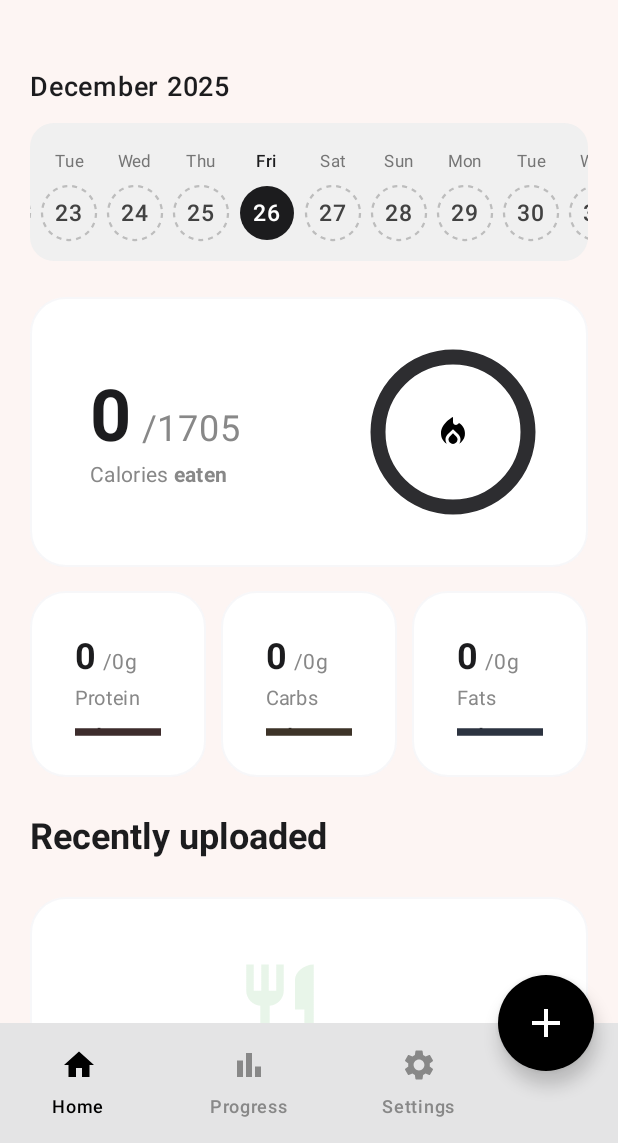
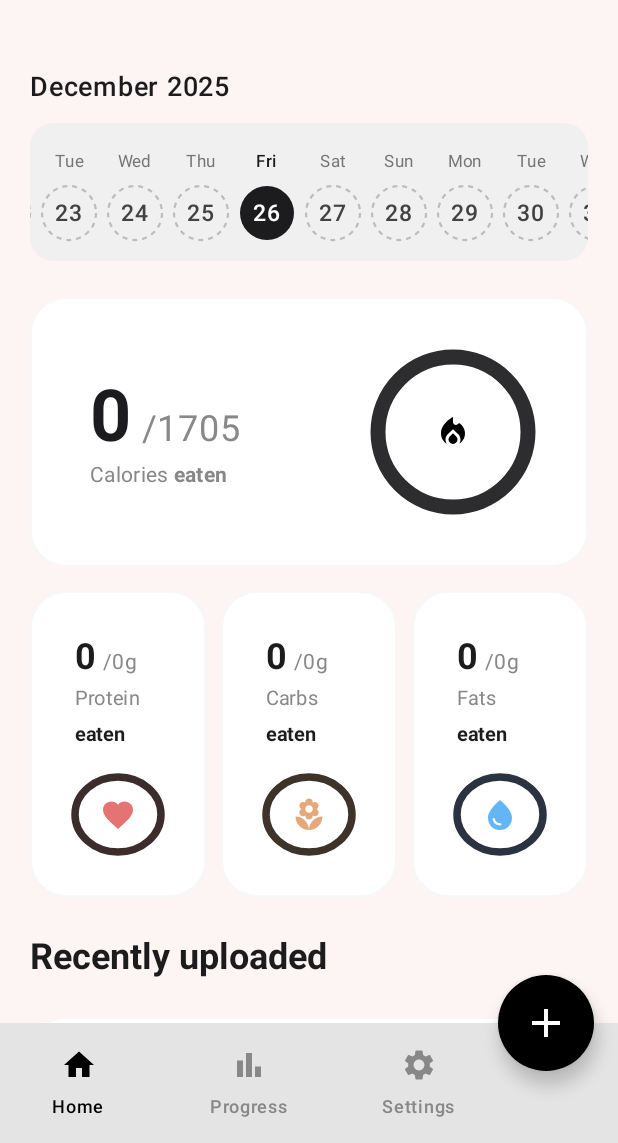
Before and after one commit to isaacmuigai-dev/CalView, an Android app built with Jetpack Compose: the MainTabs screen opened through its navigation route, on a phone screen of 412 x 824 dp, the part 93-1236 px from its top. Run offline under Robolectric (Android 15) with nearby library versions, the phone set to English and light mode, and no system bars; our stand-ins replace Dagger/Hilt's generated code, Room's generated code.

Commit message:
fix: Increase pager height (400dp) and MicroCard minHeight (180dp) to prevent clipping

```diff
--- a/feature-dashboard/src/main/java/com/example/calview/feature/dashboard/DashboardScreen.kt
+++ b/feature-dashboard/src/main/java/com/example/calview/feature/dashboard/DashboardScreen.kt
@@ -105,7 +105,7 @@ fun DashboardContent(
             val pagerState = rememberPagerState(pageCount = { 3 })
             HorizontalPager(
                 state = pagerState,
-                modifier = Modifier.fillMaxWidth().height(320.dp),
+                modifier = Modifier.fillMaxWidth().height(400.dp),
                 pageSpacing = 16.dp
             ) { page ->
                 when (page) {
@@ -194,6 +194,7 @@ fun MicroCard(label: String, value: String, icon: ImageVector, iconTint: Color,
         Column(
             modifier = Modifier
                 .fillMaxWidth()
+                .defaultMinSize(minHeight = 180.dp)
                 .padding(12.dp),
             horizontalAlignment = Alignment.Start
         ) {
```
